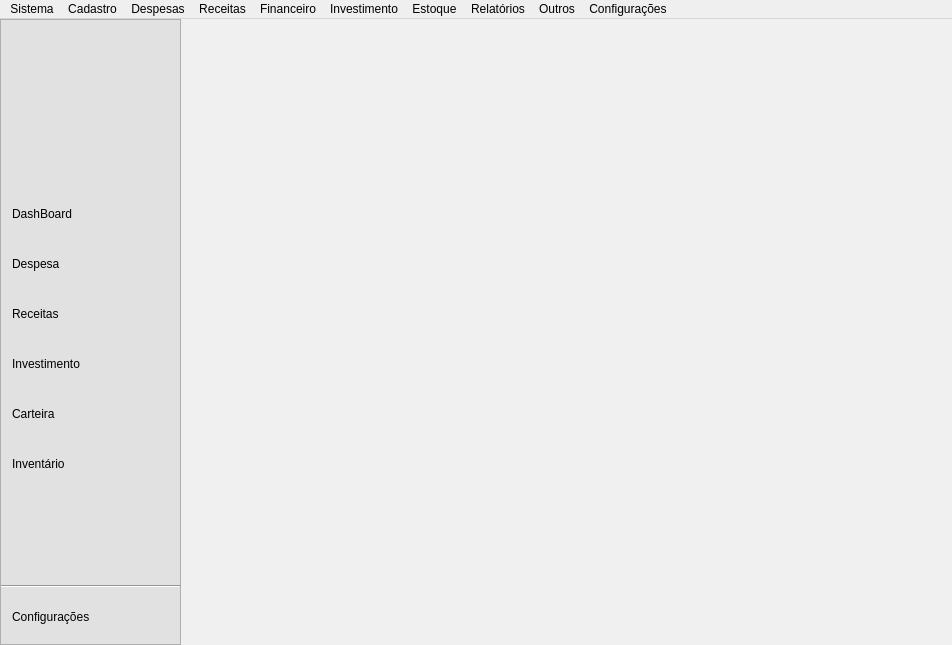
Qt form ui/MainWindow.ui (Locked666/My-Finance-QtDesigner) before a commit.
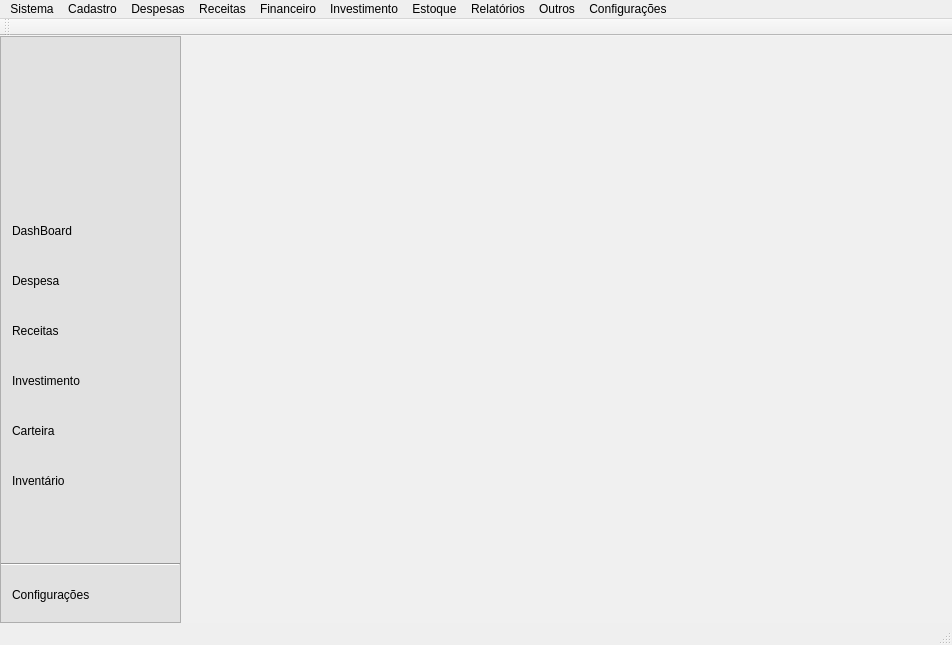
The same form after that commit. Icons and pictures are not drawn.

```diff
--- a/ui/MainWindow.ui
+++ b/ui/MainWindow.ui
@@ -773,6 +773,30 @@
    <addaction name="menuOutros"/>
    <addaction name="menuConfiguracoes"/>
   </widget>
+  <widget class="QStatusBar" name="statusBar"/>
+  <widget class="QToolBar" name="toolBar">
+   <property name="windowTitle">
+    <string>toolBar</string>
+   </property>
+   <property name="movable">
+    <bool>true</bool>
+   </property>
+   <property name="orientation">
+    <enum>Qt::Horizontal</enum>
+   </property>
+   <property name="toolButtonStyle">
+    <enum>Qt::ToolButtonIconOnly</enum>
+   </property>
+   <property name="floatable">
+    <bool>true</bool>
+   </property>
+   <attribute name="toolBarArea">
+    <enum>TopToolBarArea</enum>
+   </attribute>
+   <attribute name="toolBarBreak">
+    <bool>false</bool>
+   </attribute>
+  </widget>
   <action name="actionReceitas">
    <property name="text">
     <string>Receitas</string>
```
Left out of the diff: 13 changed lines with no effect on the pictures.
